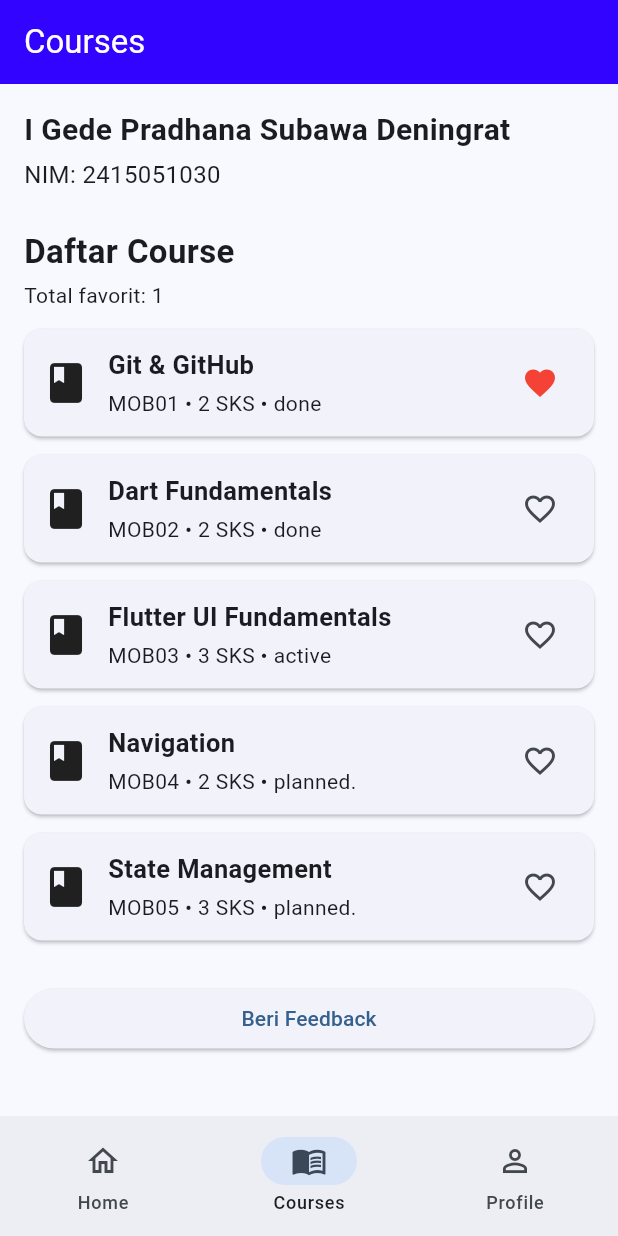
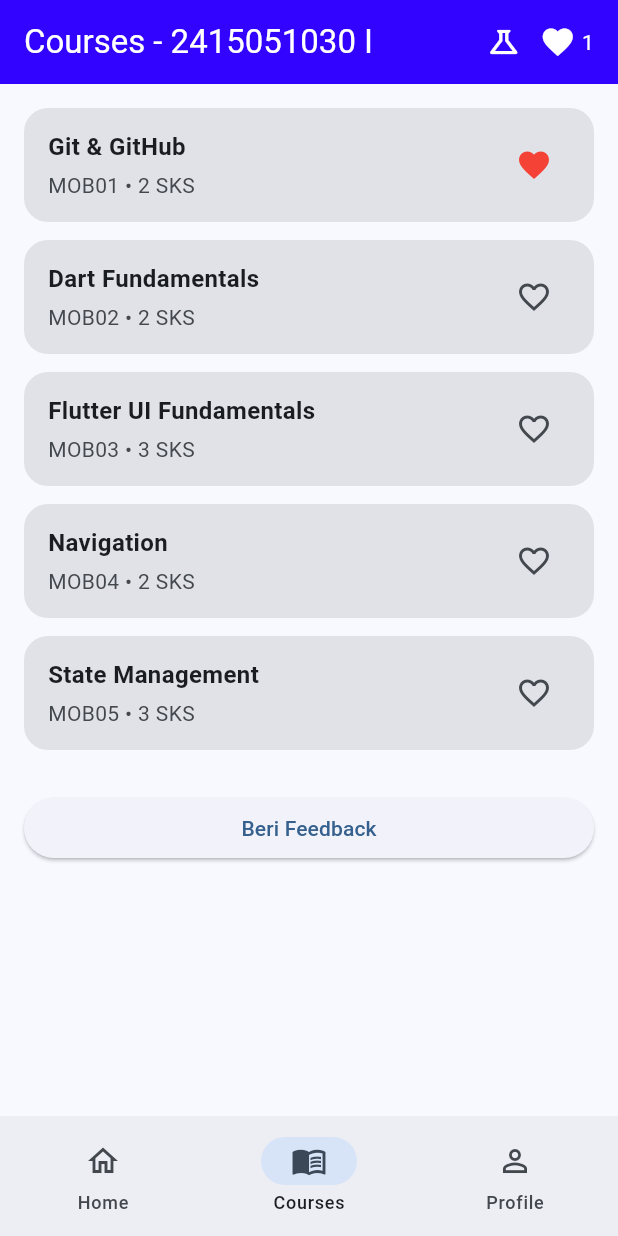
Before and after one commit to GedePradhana/flutter_ui_pert5, a Flutter app: the screen it shows after launch, item 2 of the bottom bar chosen, after a tap on the "favorite outline" icon, on a phone screen of 412 x 824 dp. Run offline on Flutter 3.47's test engine with Material 3 defaults, Android fonts, the phone set to English and light mode, and no system bars.

Commit message:
Eksperimen ValueNotifier untuk state sederhana

```diff
--- a/lib/main.dart
+++ b/lib/main.dart
@@ -159,10 +159,7 @@ class _MainNavigationPageState
     // pages dibuat di dalam build() karena sekarang
     // bergantung pada state (favoriteCodes dan courses).
     final List<Widget> pages = [
-      HomePage(
-        courses: courses,
-        favoriteCodes: favoriteCodes,
-      ),
+      const HomePage(),
       CoursesPage(
         courses: courses,
         favoriteCodes: favoriteCodes,
@@ -240,36 +237,22 @@ class _MainNavigationPageState
 }
 
 // ==================== HOME PAGE ====================
-// WIDGET KE-1 yang menampilkan state favorite.
-// Hanya MEMBACA data dari parent (tidak punya salinan sendiri).
+// Halaman sambutan sederhana. Ringkasan favorite sudah
+// dipindahkan ke AppBar CoursesPage (ikon hati + angka),
+// dan demo ValueNotifier dipindahkan ke CounterPage tersendiri
+// (dibuka lewat ikon flask di AppBar CoursesPage).
 
 class HomePage extends StatelessWidget {
-  final List<Map<String, dynamic>> courses;
-  final Set<String> favoriteCodes;
-
-  const HomePage({
-    super.key,
-    required this.courses,
-    required this.favoriteCodes,
-  });
+  const HomePage({super.key});
 
   @override
   Widget build(BuildContext context) {
-    // Ambil judul course yang difavoritkan berdasarkan kode.
-    final favoriteTitles = courses
-        .where(
-          (course) =>
-              favoriteCodes.contains(course['code']),
-        )
-        .map((course) => course['title'] as String)
-        .toList();
-
     return Scaffold(
       appBar: AppBar(
         title: const Text('Home'),
       ),
       body: Center(
-        child: SingleChildScrollView(
+        child: Padding(
           padding: const EdgeInsets.all(16),
           child: Column(
             mainAxisSize: MainAxisSize.min,
@@ -315,46 +298,130 @@ class HomePage extends StatelessWidget {
                 'Selamat datang di Course Explorer.',
                 textAlign: TextAlign.center,
               ),
+            ],
+          ),
+        ),
+      ),
+    );
+  }
+}
+
+// ==================== COUNTER PAGE (TAHAP 4) ====================
+// Halaman terpisah untuk demo ValueNotifier + ValueListenableBuilder.
+// Dibuka lewat ikon flask di AppBar CoursesPage.
+//
+// Perbandingan dengan setState():
+// - setState() -> membangun ulang seluruh build() milik widget
+//   yang memanggilnya.
+// - ValueNotifier + ValueListenableBuilder -> hanya widget di
+//   dalam builder yang rebuild saat value berubah; bagian lain
+//   dari halaman ini (judul, ikon, penjelasan) TIDAK ikut rebuild.
+
+class CounterPage extends StatefulWidget {
+  const CounterPage({super.key});
+
+  @override
+  State<CounterPage> createState() => _CounterPageState();
+}
+
+class _CounterPageState extends State<CounterPage> {
+  final ValueNotifier<int> demoCounter = ValueNotifier<int>(0);
+
+  @override
+  void dispose() {
+    demoCounter.dispose();
+    super.dispose();
+  }
+
+  @override
+  Widget build(BuildContext context) {
+    return Scaffold(
+      appBar: AppBar(
+        title: const Text('Demo ValueNotifier'),
+      ),
+      body: Center(
+        child: Padding(
+          padding: const EdgeInsets.all(16),
+          child: Column(
+            mainAxisSize: MainAxisSize.min,
+            children: [
+              const Text(
+                studentName,
+                textAlign: TextAlign.center,
+                style: TextStyle(
+                  fontSize: 16,
+                  fontWeight: FontWeight.bold,
+                ),
+              ),
+
+              const SizedBox(height: 4),
+
+              const Text(
+                'NIM: 2415051030',
+                style: TextStyle(fontSize: 14),
+              ),
 
               const SizedBox(height: 24),
 
-              // Tampilan state favorite (dibaca dari parent)
-              Card(
-                child: Padding(
-                  padding: const EdgeInsets.all(16),
-                  child: Column(
-                    children: [
-                      Row(
-                        mainAxisSize: MainAxisSize.min,
-                        children: [
-                          const Icon(
-                            Icons.favorite,
-                            color: Colors.red,
+              Icon(
+                Icons.science_outlined,
+                size: 64,
+                color: Theme.of(context).colorScheme.primary,
+              ),
+
+              const SizedBox(height: 8),
+
+              const Text(
+                'Tahap 4 — nilai ini berubah tanpa setState()',
+                textAlign: TextAlign.center,
+                style: TextStyle(fontSize: 13),
+              ),
+
+              const SizedBox(height: 32),
+
+              Row(
+                mainAxisAlignment: MainAxisAlignment.center,
+                children: [
+                  IconButton.filledTonal(
+                    onPressed: () {
+                      // Mengubah .value SAJA sudah cukup
+                      // memicu listener. Tidak perlu
+                      // setState() di sini.
+                      demoCounter.value--;
+                    },
+                    icon: const Icon(Icons.remove),
+                  ),
+
+                  const SizedBox(width: 24),
+
+                  ValueListenableBuilder<int>(
+                    valueListenable: demoCounter,
+                    builder: (context, value, child) {
+                      return Container(
+                        constraints: const BoxConstraints(
+                          minWidth: 64,
+                        ),
+                        alignment: Alignment.center,
+                        child: Text(
+                          '$value',
+                          style: const TextStyle(
+                            fontSize: 36,
+                            fontWeight: FontWeight.bold,
                           ),
-                          const SizedBox(width: 8),
-                          Text(
-                            'Course Favorit: ${favoriteCodes.length}',
-                            style: const TextStyle(
-                              fontSize: 18,
-                              fontWeight: FontWeight.bold,
-                            ),
-                          ),
-                        ],
-                      ),
+                        ),
+                      );
+                    },
+                  ),
 
-                      const SizedBox(height: 8),
+                  const SizedBox(width: 24),
 
-                      if (favoriteTitles.isEmpty)
-                        const Text(
-                          'Belum ada course favorit.',
-                        )
-                      else
-                        ...favoriteTitles.map(
-                          (title) => Text('• $title'),
-                        ),
-                    ],
+                  IconButton.filledTonal(
+                    onPressed: () {
+                      demoCounter.value++;
+                    },
+                    icon: const Icon(Icons.add),
                   ),
-                ),
+                ],
               ),
             ],
           ),
@@ -366,9 +433,12 @@ class HomePage extends StatelessWidget {
 
 // ==================== COURSES PAGE ====================
 // WIDGET KE-2 yang memakai state favorite.
-// Sekarang StatelessWidget karena tidak lagi memiliki state sendiri:
+// StatelessWidget karena tidak lagi memiliki state sendiri:
 //  - data masuk lewat constructor (courses, favoriteCodes)
 //  - aksi keluar lewat callback (onToggleFavorite)
+//
+// AppBar menampilkan ringkasan favorite (ikon hati + angka) dan
+// ikon flask untuk membuka CounterPage (demo Tahap 4).
 
 class CoursesPage extends StatelessWidget {
   final List<Map<String, dynamic>> courses;
@@ -397,47 +467,43 @@ class CoursesPage extends StatelessWidget {
   Widget build(BuildContext context) {
     return Scaffold(
       appBar: AppBar(
-        title: const Text('Courses'),
+        title: Text(
+          'Courses - $studentId ${studentName.split(' ').first}',
+          overflow: TextOverflow.ellipsis,
+        ),
+        actions: [
+          // Ikon flask -> buka halaman demo ValueNotifier (Tahap 4)
+          IconButton(
+            tooltip: 'Demo ValueNotifier',
+            icon: const Icon(Icons.science_outlined),
+            onPressed: () {
+              Navigator.push(
+                context,
+                MaterialPageRoute(
+                  builder: (context) => const CounterPage(),
+                ),
+              );
+            },
+          ),
+
+          // Ringkasan favorite (single source of truth dari
+          // MainNavigationPage). Nilai ini harus selalu sama
+          // dengan jumlah hati yang aktif di daftar di bawah.
+          Padding(
+            padding: const EdgeInsets.only(right: 16),
+            child: Row(
+              children: [
+                const Icon(Icons.favorite),
+                const SizedBox(width: 4),
+                Text('${favoriteCodes.length}'),
+              ],
+            ),
+          ),
+        ],
       ),
       body: ListView(
         padding: const EdgeInsets.all(16),
         children: [
-          const Text(
-            studentName,
-            style: TextStyle(
-              fontSize: 20,
-              fontWeight: FontWeight.bold,
-            ),
-          ),
-
-          const SizedBox(height: 4),
-
-          const Text(
-            'NIM: 2415051030',
-            style: TextStyle(
-              fontSize: 16,
-            ),
-          ),
-
-          const SizedBox(height: 24),
-
-          const Text(
-            'Daftar Course',
-            style: TextStyle(
-              fontSize: 22,
-              fontWeight: FontWeight.bold,
-            ),
-          ),
-
-          const SizedBox(height: 4),
-
-          // Nilai ini harus selalu sama dengan yang tampil di Home
-          Text(
-            'Total favorit: ${favoriteCodes.length}',
-          ),
-
-          const SizedBox(height: 12),
-
           ...courses.map(
             (course) {
               final code = course['code'] as String;
@@ -446,7 +512,6 @@ class CoursesPage extends StatelessWidget {
                 title: course['title'] as String,
                 code: code,
                 credits: course['credits'] as int,
-                status: course['status'] as String,
                 // data dari parent
                 favorite: favoriteCodes.contains(code),
                 onTap: () {
@@ -492,7 +557,6 @@ class CourseInteractionCard extends StatelessWidget {
   final String title;
   final String code;
   final int credits;
-  final String status;
   final bool favorite;
   final VoidCallback onTap;
   final VoidCallback onFavorite;
@@ -502,7 +566,6 @@ class CourseInteractionCard extends StatelessWidget {
     required this.title,
     required this.code,
     required this.credits,
-    required this.status,
     required this.favorite,
     required this.onTap,
     required this.onFavorite,
@@ -511,21 +574,22 @@ class CourseInteractionCard extends StatelessWidget {
   @override
   Widget build(BuildContext context) {
     return Card(
+      elevation: 0,
+      color: Theme.of(context).colorScheme.surfaceContainerHighest,
+      shape: RoundedRectangleBorder(
+        borderRadius: BorderRadius.circular(16),
+      ),
       margin: const EdgeInsets.only(bottom: 12),
       child: InkWell(
-        borderRadius: BorderRadius.circular(12),
+        borderRadius: BorderRadius.circular(16),
         onTap: onTap,
         child: Padding(
-          padding: const EdgeInsets.all(12),
+          padding: const EdgeInsets.symmetric(
+            horizontal: 16,
+            vertical: 14,
+          ),
           child: Row(
             children: [
-              const Icon(
-                Icons.book,
-                size: 32,
-              ),
-
-              const SizedBox(width: 12),
-
               Expanded(
                 child: GestureDetector(
                   onDoubleTap: onTap,
@@ -537,14 +601,19 @@ class CourseInteractionCard extends StatelessWidget {
                         title,
                         style: const TextStyle(
                           fontWeight: FontWeight.bold,
-                          fontSize: 17,
+                          fontSize: 16,
                         ),
                       ),
 
                       const SizedBox(height: 4),
 
                       Text(
-                        '$code • $credits SKS • $status',
+                        '$code • $credits SKS',
+                        style: TextStyle(
+                          color: Theme.of(context)
+                              .colorScheme
+                              .onSurfaceVariant,
+                        ),
                       ),
                     ],
                   ),
```
